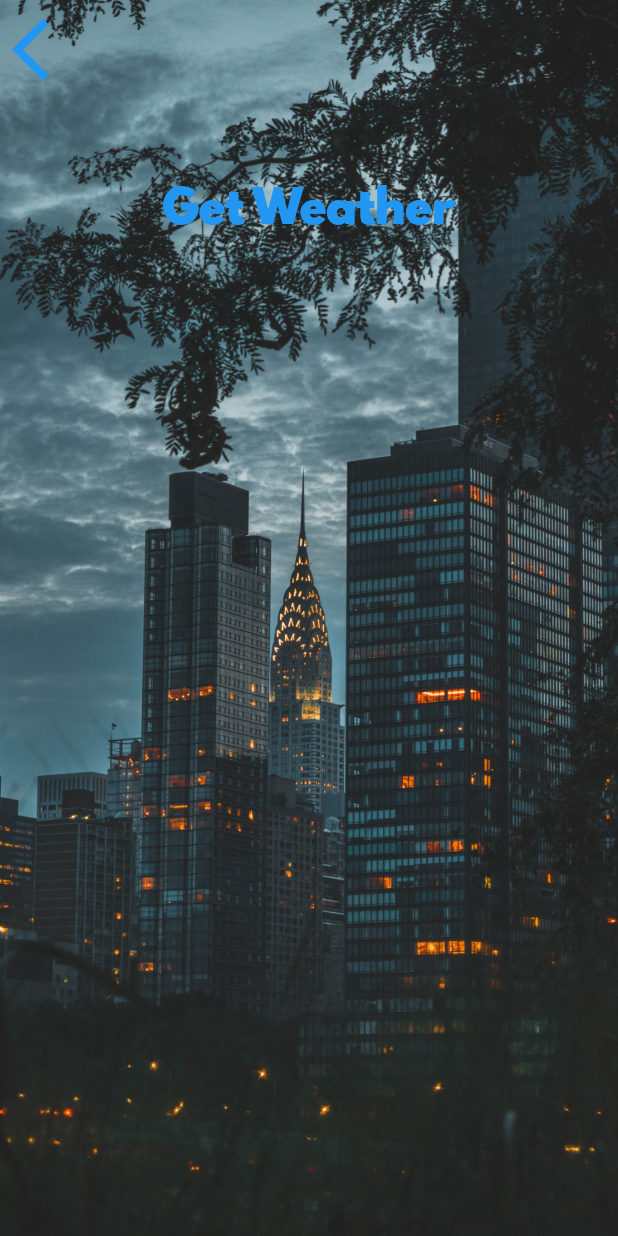
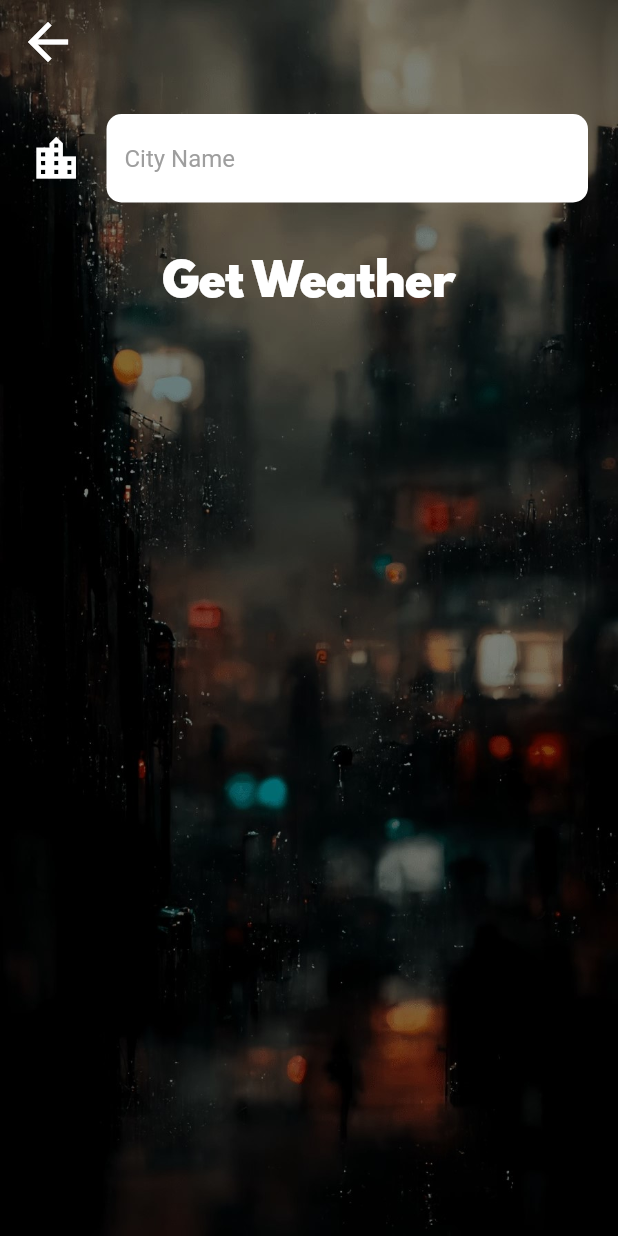
Before and after one commit to sahunitin023/climeather, a Flutter app: the CityScreen screen opened directly, on a phone screen of 412 x 824 dp. Run offline on Flutter 3.47's test engine with Material 2 defaults, Android fonts, the phone set to English and light mode, and no system bars; our stand-ins replace flutter_spinkit, geolocator; network calls fail.

Commit message:
Fetched Weather of Different User entered Locations

```diff
--- a/lib/screens/city_screen.dart
+++ b/lib/screens/city_screen.dart
@@ -1,5 +1,4 @@
 // ignore_for_file: library_private_types_in_public_api
-
 import 'package:flutter/material.dart';
 import 'package:clima_app/utilities/constants.dart';
 
@@ -11,6 +10,7 @@ class CityScreen extends StatefulWidget {
 }
 
 class _CityScreenState extends State<CityScreen> {
+  String? cityName;
   @override
   Widget build(BuildContext context) {
     return Scaffold(
@@ -28,19 +28,36 @@ class _CityScreenState extends State<CityScreen> {
               Align(
                 alignment: Alignment.topLeft,
                 child: TextButton(
-                  onPressed: () {},
+                  onPressed: () {
+                    Navigator.pop(context);
+                  },
                   child: const Icon(
-                    Icons.arrow_back_ios,
-                    size: 50.0,
+                    Icons.arrow_back,
+                    size: 40.0,
+                    color: Colors.white,
                   ),
                 ),
               ),
               Container(
                 padding: const EdgeInsets.all(20.0),
-                child: null,
+                child: TextField(
+                  style: const TextStyle(
+                    color: Colors.black,
+                  ),
+                  decoration: kCityTextFieldDecoration,
+                  onChanged: ((value) => cityName = value),
+                ),
               ),
               TextButton(
-                onPressed: () {},
+                onPressed: () {
+                  if (cityName == null) {
+                    const AlertDialog(
+                      content: Text('Enter City Name'),
+                    );
+                  } else {
+                    Navigator.pop(context, cityName);
+                  }
+                },
                 child: const Text(
                   'Get Weather',
                   style: kButtonTextStyle,
--- a/lib/utilities/constants.dart
+++ b/lib/utilities/constants.dart
@@ -12,6 +12,7 @@ const kMessageTextStyle = TextStyle(
 );
 
 const kButtonTextStyle = TextStyle(
+  color: Colors.white,
   fontSize: 30.0,
   fontFamily: 'Spartan MB',
 );
@@ -19,3 +20,21 @@ const kButtonTextStyle = TextStyle(
 const kConditionTextStyle = TextStyle(
   fontSize: 80.0,
 );
+
+const kCityTextFieldDecoration = InputDecoration(
+  filled: true,
+  fillColor: Colors.white,
+  icon: Icon(
+    Icons.location_city,
+    color: Colors.white,
+    size: 35.0,
+  ),
+  hintText: 'City Name',
+  hintStyle: TextStyle(color: Colors.grey),
+  border: OutlineInputBorder(
+    borderRadius: BorderRadius.all(
+      Radius.circular(10.0),
+    ),
+    borderSide: BorderSide.none,
+  ),
+);
```
Also changed, not shown: lib/screens/location_screen.dart (+14 -1 lines), lib/services/weather.dart (+10 -0 lines), images/city_background.jpg.
